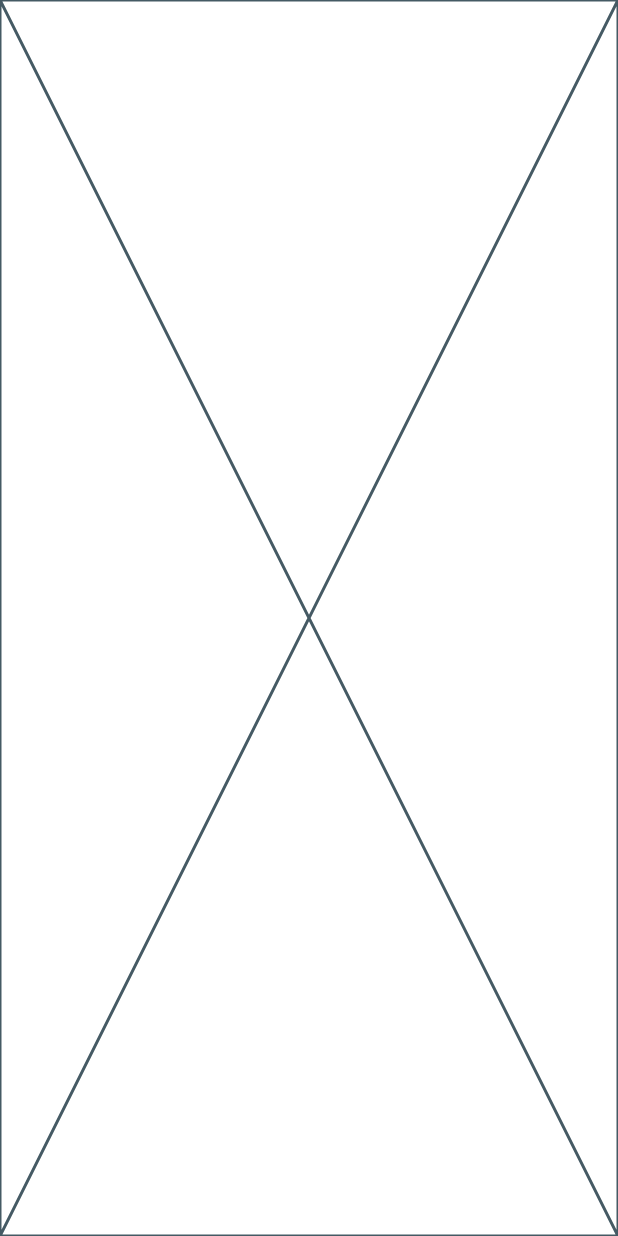
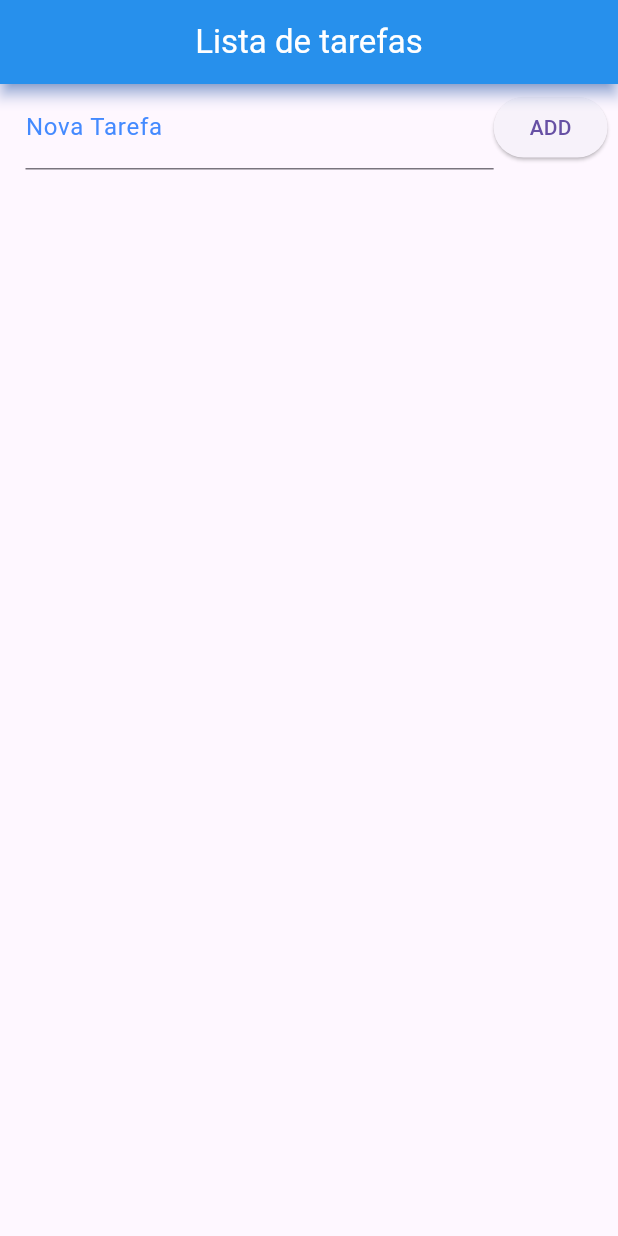
Before and after one commit to kauancordeiro/task-list, a Flutter app: the screen it shows after launch, on a phone screen of 412 x 824 dp. Run offline on Flutter 3.47's test engine with Material 3 defaults, Android fonts, the phone set to English and light mode, and no system bars.

Commit message:
txt field and button

```diff
--- a/lib/main.dart
+++ b/lib/main.dart
@@ -4,8 +4,7 @@ import 'dart:io';
 import 'package:flutter/material.dart';
 import 'package:path_provider/path_provider.dart';
 
-
-void main(){
+void main() {
   runApp(MaterialApp(
     home: Home(),
   ));
@@ -19,34 +18,59 @@ class Home extends StatefulWidget {
 }
 
 class _HomeState extends State<Home> {
-
   List _toDoList = [];
 
   @override
   Widget build(BuildContext context) {
-    return const Placeholder();
+    return Scaffold(
+      appBar: AppBar(
+        title: Text("Lista de tarefas"),
+        backgroundColor: Colors.blue,
+        elevation: 4,
+        shadowColor: Colors.blueAccent,
+        centerTitle: true,
+        foregroundColor: Colors.white,
+      ),
+      body: Column(
+        children: [
+          Container(
+            padding: EdgeInsets.fromLTRB(17, 1.0, 7, 1),
+            child: Row(
+              children: [
+                Expanded(child:TextField(
+                  decoration: InputDecoration(
+                      labelText: "Nova Tarefa",
+                      labelStyle: TextStyle(color: Colors.blueAccent)),
+                )),
+                ElevatedButton(
+                  onPressed: (){},
+                  child: Text("ADD"),
+                )
+              ],
+            ),
+          )
+        ],
+      ),
+    );
   }
 
-  Future<File> _getFile() async{
+  Future<File> _getFile() async {
     final directory = await getApplicationDocumentsDirectory();
     return File("${directory.path}/data.json");
   }
 
-  Future<File> _saveData() async{
+  Future<File> _saveData() async {
     String data = json.encode(_toDoList);
     final file = await _getFile();
     return file.writeAsString(data);
-
   }
 
   Future<String?> _readData() async {
-    try{
+    try {
       final file = await _getFile();
       return file.readAsString();
-    }catch(e){
+    } catch (e) {
       return null;
     }
   }
-
-
 }
```
Also changed, not shown: 1 other file.
